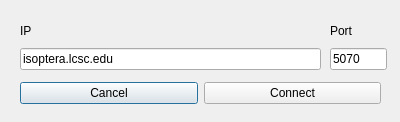
Jesse-McDonald/LURK-Client, file Lurk Client/server.ui: the form before one commit.
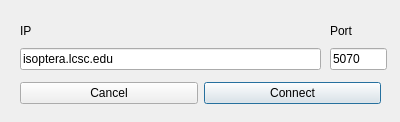
The form after the commit.

```diff
--- a/Lurk Client/server.ui
+++ b/Lurk Client/server.ui
@@ -28,6 +28,9 @@
       <property name="text">
        <string>Cancel</string>
       </property>
+      <property name="autoDefault">
+       <bool>false</bool>
+      </property>
      </widget>
     </item>
     <item>
@@ -35,6 +38,9 @@
       <property name="text">
        <string>Connect</string>
       </property>
+      <property name="default">
+       <bool>true</bool>
+      </property>
      </widget>
     </item>
    </layout>
```
Left out of the diff: 3 changed lines with no effect on the pictures.
